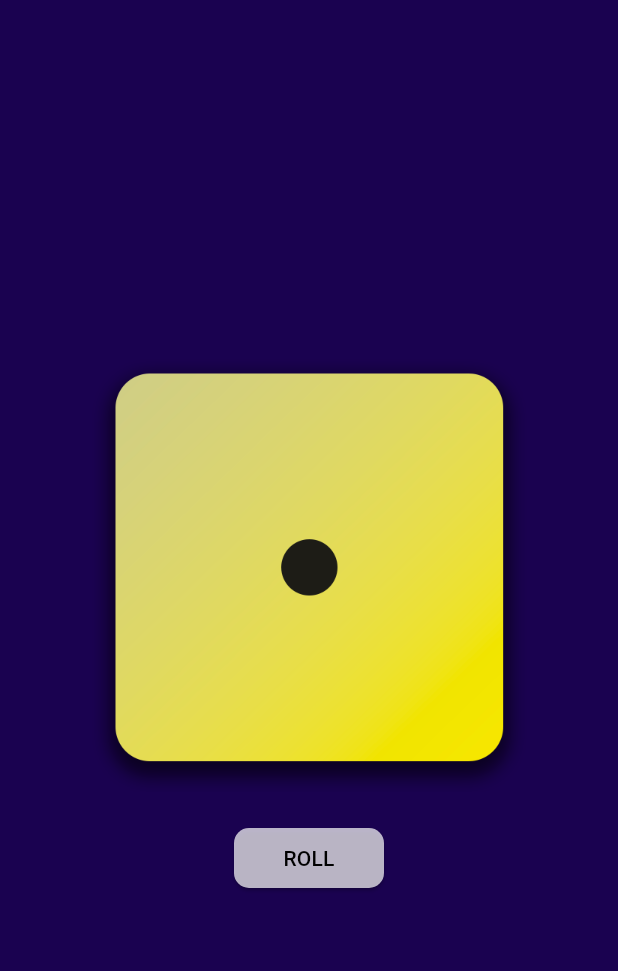
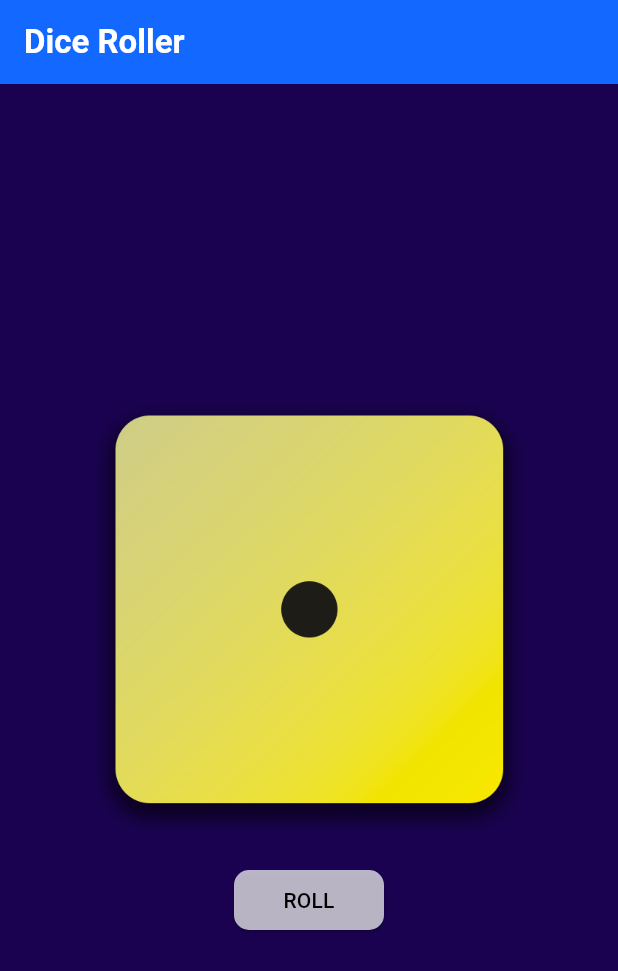
Before and after one commit to neo-0007/GDG-Flutter-Workshop, a Flutter app: the screen it shows after launch, on a phone screen of 412 x 824 dp. Shown: the top 971 px of the screen. Run offline on Flutter 3.47's test engine with Material 3 defaults, Android fonts, the phone set to English and light mode, and no system bars.

Commit message:
feat:add a appbar to main page

```diff
--- a/dice_roller/lib/my_app.dart
+++ b/dice_roller/lib/my_app.dart
@@ -4,15 +4,24 @@ import 'package:flutter/material.dart';
 class MyApp extends StatelessWidget {
   const MyApp({super.key});
 
-
   // This widget is the root of your application.
   @override
   Widget build(BuildContext context) {
     return MaterialApp(
+      debugShowCheckedModeBanner: false,
       home: Scaffold(
-        backgroundColor: const Color.fromARGB(255, 26, 2, 80),
-        body: DiceRollerPage()
-      ),
+          appBar: AppBar(
+            backgroundColor: const Color.fromARGB(255, 19, 105, 255),
+            title: const Text(
+              'Dice Roller',
+              style: TextStyle(
+                color: Color.fromARGB(255, 255, 255, 255),
+                fontWeight: FontWeight.bold,
+              ),
+            ),
+          ),
+          backgroundColor: const Color.fromARGB(255, 26, 2, 80),
+          body: DiceRollerPage()),
     );
   }
 }
```
